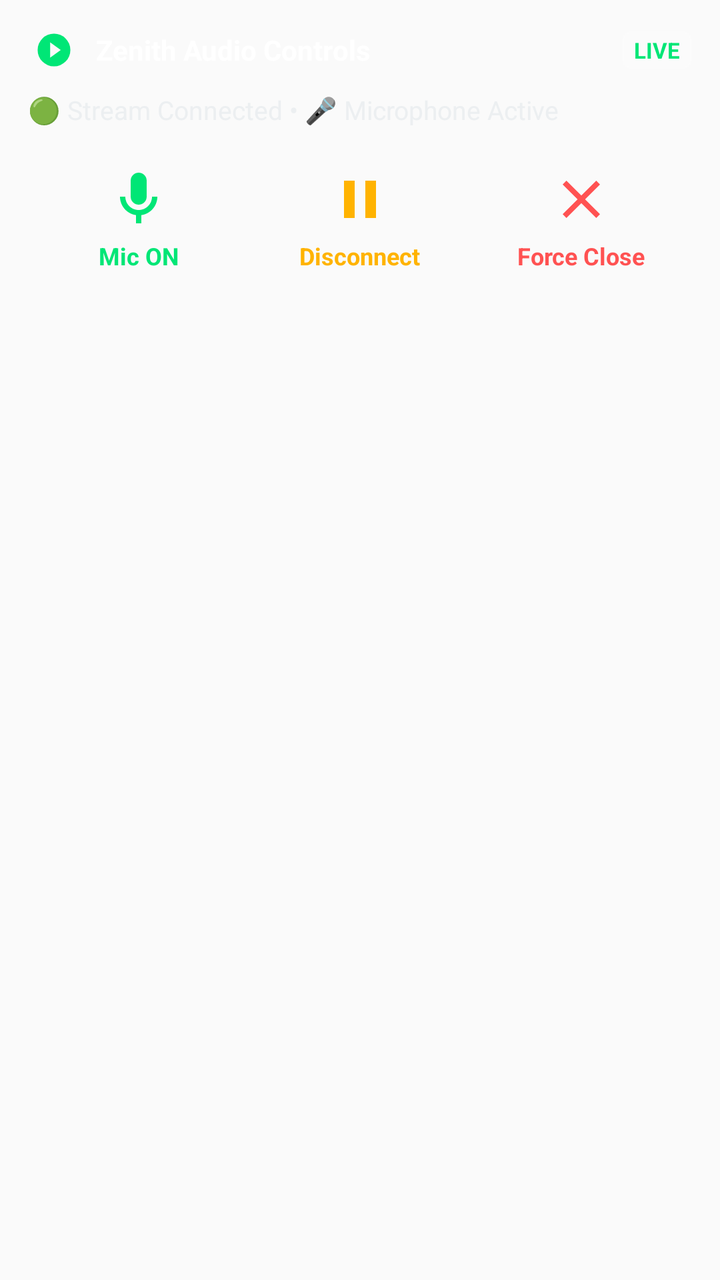
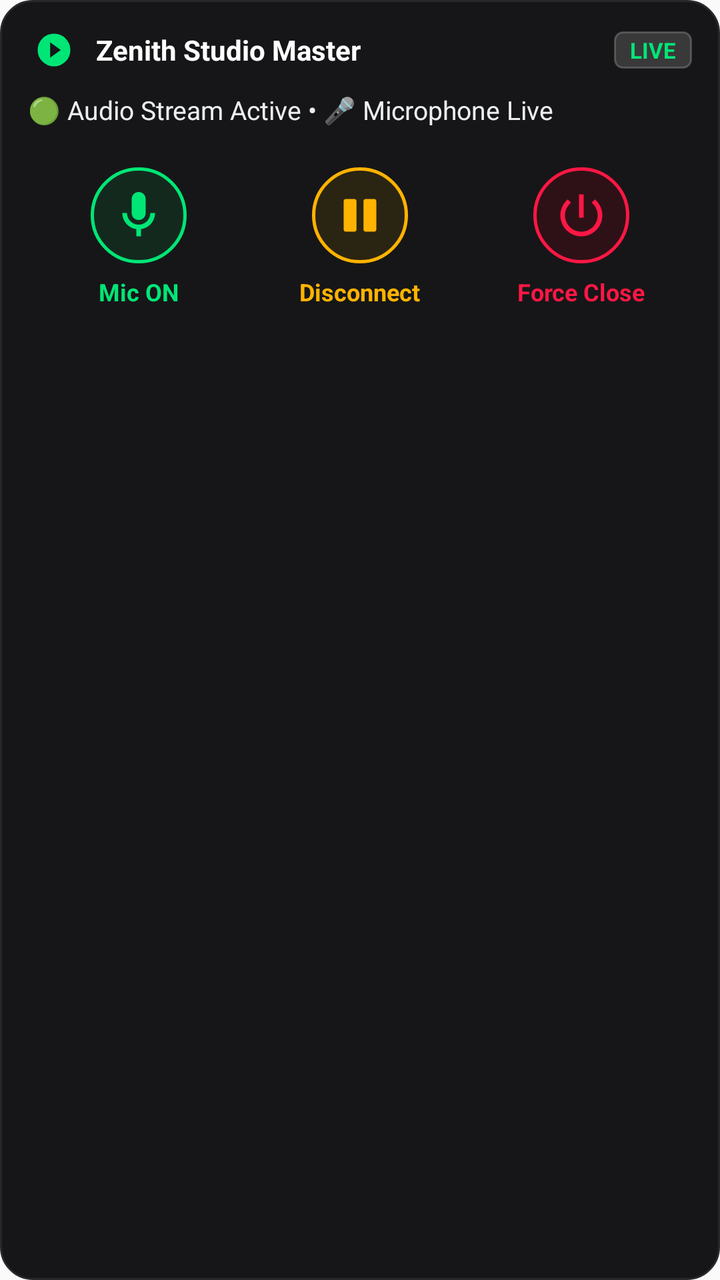

Two renders of the same Android screen: before a commit and after it. Below are the layout's source before the change and the commit's diff.
<!-- AndroidManifest.xml: application theme Theme.ZenithAudio -->
<!-- res/layout/layout_notification_expanded.xml -->
<?xml version="1.0" encoding="utf-8"?>
<LinearLayout xmlns:android="http://schemas.android.com/apk/res/android"
    android:layout_width="match_parent"
    android:layout_height="wrap_content"
    android:orientation="vertical"
    android:paddingStart="14dp"
    android:paddingEnd="14dp"
    android:paddingTop="12dp"
    android:paddingBottom="12dp">

    
    <LinearLayout
        android:layout_width="match_parent"
        android:layout_height="wrap_content"
        android:orientation="horizontal"
        android:gravity="center_vertical">

        <ImageView
            android:id="@+id/notif_exp_app_icon"
            android:layout_width="26dp"
            android:layout_height="26dp"
            android:src="@drawable/ic_launcher_foreground"
            android:contentDescription="Zenith" />

        <TextView
            android:id="@+id/notif_exp_title"
            android:layout_width="0dp"
            android:layout_height="wrap_content"
            android:layout_weight="1"
            android:layout_marginStart="8dp"
            android:text="Zenith Audio Controls"
            android:textColor="#FFFFFF"
            android:textSize="14sp"
            android:textStyle="bold" />

        <TextView
            android:id="@+id/notif_exp_badge"
            android:layout_width="wrap_content"
            android:layout_height="wrap_content"
            android:text="LIVE"
            android:textColor="#00E676"
            android:textSize="11sp"
            android:textStyle="bold"
            android:paddingStart="6dp"
            android:paddingEnd="6dp"
            android:paddingTop="2dp"
            android:paddingBottom="2dp"
            android:background="@drawable/bg_status_badge" />
    </LinearLayout>

    
    <TextView
        android:id="@+id/notif_exp_status"
        android:layout_width="match_parent"
        android:layout_height="wrap_content"
        android:layout_marginTop="8dp"
        android:layout_marginBottom="12dp"
        android:text="🟢 Stream Connected • 🎤 Microphone Active"
        android:textColor="#ECEFF1"
        android:textSize="13sp" />

    
    <LinearLayout
        android:layout_width="match_parent"
        android:layout_height="wrap_content"
        android:orientation="horizontal"
        android:gravity="center">

        
        <LinearLayout
            android:id="@+id/notif_exp_btn_mic"
            android:layout_width="0dp"
            android:layout_height="wrap_content"
            android:layout_weight="1"
            android:orientation="vertical"
            android:gravity="center"
            android:padding="8dp"
            android:background="?android:attr/selectableItemBackground">

            <ImageView
                android:id="@+id/notif_exp_ic_mic"
                android:layout_width="32dp"
                android:layout_height="32dp"
                android:src="@drawable/ic_notif_mic_on"
                android:contentDescription="Mic Status" />

            <TextView
                android:id="@+id/notif_exp_txt_mic"
                android:layout_width="wrap_content"
                android:layout_height="wrap_content"
                android:layout_marginTop="4dp"
                android:text="Mic ON"
                android:textColor="#00E676"
                android:textSize="12sp"
                android:textStyle="bold" />
        </LinearLayout>

        
        <LinearLayout
            android:id="@+id/notif_exp_btn_connect"
            android:layout_width="0dp"
            android:layout_height="wrap_content"
            android:layout_weight="1"
            android:orientation="vertical"
            android:gravity="center"
            android:padding="8dp"
            android:background="?android:attr/selectableItemBackground">

            <ImageView
                android:id="@+id/notif_exp_ic_connect"
                android:layout_width="32dp"
                android:layout_height="32dp"
                android:src="@drawable/ic_notif_disconnect"
                android:contentDescription="Connection Status" />

            <TextView
                android:id="@+id/notif_exp_txt_connect"
                android:layout_width="wrap_content"
                android:layout_height="wrap_content"
                android:layout_marginTop="4dp"
                android:text="Disconnect"
                android:textColor="#FFB300"
                android:textSize="12sp"
                android:textStyle="bold" />
        </LinearLayout>

        
        <LinearLayout
            android:id="@+id/notif_exp_btn_close"
            android:layout_width="0dp"
            android:layout_height="wrap_content"
            android:layout_weight="1"
            android:orientation="vertical"
            android:gravity="center"
            android:padding="8dp"
            android:background="?android:attr/selectableItemBackground">

            <ImageView
                android:id="@+id/notif_exp_ic_close"
                android:layout_width="32dp"
                android:layout_height="32dp"
                android:src="@drawable/ic_notif_stop"
                android:contentDescription="Force Close" />

            <TextView
                android:layout_width="wrap_content"
                android:layout_height="wrap_content"
                android:layout_marginTop="4dp"
                android:text="Force Close"
                android:textColor="#FF5252"
                android:textSize="12sp"
                android:textStyle="bold" />
        </LinearLayout>

    </LinearLayout>

</LinearLayout>
<!-- resources referenced by this layout -->
<resources>
  <!-- drawable bg_status_badge (drawable) -->
  <?xml version="1.0" encoding="utf-8"?>
  <shape xmlns:android="http://schemas.android.com/apk/res/android"
      android:shape="rectangle">
      <corners android:radius="4dp" />
      <solid android:color="#26FFFFFF" />
      <stroke android:width="1dp" android:color="#33FFFFFF" />
  </shape>
  <!-- drawable ic_launcher_foreground (drawable) -->
  <vector xmlns:android="http://schemas.android.com/apk/res/android"
      android:width="108dp"
      android:height="108dp"
      android:viewportWidth="108"
      android:viewportHeight="108">
      <path
          android:fillColor="#00E676"
          android:pathData="M54,20 A34,34 0 0,0 20,54 A34,34 0 0,0 54,88 A34,34 0 0,0 88,54 A34,34 0 0,0 54,20 Z M46,38 L68,54 L46,70 Z" />
  </vector>
  <!-- drawable ic_notif_disconnect (drawable) -->
  <vector xmlns:android="http://schemas.android.com/apk/res/android"
      android:width="24dp"
      android:height="24dp"
      android:viewportWidth="24"
      android:viewportHeight="24">
    <path
        android:fillColor="#FFFFB300"
        android:pathData="M6,19h4V5H6v14zm8,-14v14h4V5h-4z"/>
  </vector>
  <!-- drawable ic_notif_mic_on (drawable) -->
  <vector xmlns:android="http://schemas.android.com/apk/res/android"
      android:width="24dp"
      android:height="24dp"
      android:viewportWidth="24"
      android:viewportHeight="24">
    <path
        android:fillColor="#FF00E676"
        android:pathData="M12,14c1.66,0 3,-1.34 3,-3V5c0,-1.66 -1.34,-3 -3,-3S9,3.34 9,5v6c0,1.66 1.34,3 3,3z"/>
    <path
        android:fillColor="#FF00E676"
        android:pathData="M17,11c0,2.76 -2.24,5 -5,5s-5,-2.24 -5,-5H5c0,3.53 2.61,6.43 6,6.92V21h2v-3.08c3.39,-0.49 6,-3.39 6,-6.92h-2z"/>
  </vector>
  <!-- drawable ic_notif_stop (drawable) -->
  <vector xmlns:android="http://schemas.android.com/apk/res/android"
      android:width="24dp"
      android:height="24dp"
      android:viewportWidth="24"
      android:viewportHeight="24">
    <path
        android:fillColor="#FFFF5252"
        android:pathData="M19,6.41L17.59,5 12,10.59 6.41,5 5,6.41 10.59,12 5,17.59 6.41,19 12,13.41 17.59,19 19,17.59 13.41,12z"/>
  </vector>
  <style name="Theme.ZenithAudio" parent="android:Theme.Material.Light.NoActionBar">
          <item name="android:statusBarColor">#121212</item>
          <item name="android:navigationBarColor">#121212</item>
      </style>
</resources>

<!-- the commit's change to res/layout/layout_notification_expanded.xml (unified diff, before → after) -->
@@ -3,10 +3,11 @@
     android:layout_width="match_parent"
     android:layout_height="wrap_content"
     android:orientation="vertical"
+    android:background="@drawable/bg_notif_card"
     android:paddingStart="14dp"
     android:paddingEnd="14dp"
     android:paddingTop="12dp"
-    android:paddingBottom="12dp">
+    android:paddingBottom="14dp">
 
     
     <LinearLayout
@@ -28,7 +29,7 @@
             android:layout_height="wrap_content"
             android:layout_weight="1"
             android:layout_marginStart="8dp"
-            android:text="Zenith Audio Controls"
+            android:text="Zenith Studio Master"
             android:textColor="#FFFFFF"
             android:textSize="14sp"
             android:textStyle="bold" />
@@ -41,8 +42,8 @@
             android:textColor="#00E676"
             android:textSize="11sp"
             android:textStyle="bold"
-            android:paddingStart="6dp"
-            android:paddingEnd="6dp"
+            android:paddingStart="8dp"
+            android:paddingEnd="8dp"
             android:paddingTop="2dp"
             android:paddingBottom="2dp"
             android:background="@drawable/bg_status_badge" />
@@ -54,8 +55,8 @@
         android:layout_width="match_parent"
         android:layout_height="wrap_content"
         android:layout_marginTop="8dp"
-        android:layout_marginBottom="12dp"
-        android:text="🟢 Stream Connected • 🎤 Microphone Active"
+        android:layout_marginBottom="14dp"
+        android:text="🟢 Audio Stream Active • 🎤 Microphone Live"
         android:textColor="#ECEFF1"
         android:textSize="13sp" />
 
@@ -74,21 +75,24 @@
             android:layout_weight="1"
             android:orientation="vertical"
             android:gravity="center"
-            android:padding="8dp"
+            android:padding="6dp"
             android:background="?android:attr/selectableItemBackground">
 
-            <ImageView
+            <ImageButton
                 android:id="@+id/notif_exp_ic_mic"
-                android:layout_width="32dp"
-                android:layout_height="32dp"
+                android:layout_width="48dp"
+                android:layout_height="48dp"
+                android:background="@drawable/bg_notif_btn_mic_on"
                 android:src="@drawable/ic_notif_mic_on"
+                android:scaleType="fitCenter"
+                android:padding="10dp"
                 android:contentDescription="Mic Status" />
 
             <TextView
                 android:id="@+id/notif_exp_txt_mic"
                 android:layout_width="wrap_content"
                 android:layout_height="wrap_content"
-                android:layout_marginTop="4dp"
+                android:layout_marginTop="6dp"
                 android:text="Mic ON"
                 android:textColor="#00E676"
                 android:textSize="12sp"
@@ -103,21 +107,24 @@
             android:layout_weight="1"
             android:orientation="vertical"
             android:gravity="center"
-            android:padding="8dp"
+            android:padding="6dp"
             android:background="?android:attr/selectableItemBackground">
 
-            <ImageView
+            <ImageButton
                 android:id="@+id/notif_exp_ic_connect"
-                android:layout_width="32dp"
-                android:layout_height="32dp"
+                android:layout_width="48dp"
+                android:layout_height="48dp"
+                android:background="@drawable/bg_notif_btn_stream_on"
                 android:src="@drawable/ic_notif_disconnect"
+                android:scaleType="fitCenter"
+                android:padding="10dp"
                 android:contentDescription="Connection Status" />
 
             <TextView
                 android:id="@+id/notif_exp_txt_connect"
                 android:layout_width="wrap_content"
                 android:layout_height="wrap_content"
-                android:layout_marginTop="4dp"
+                android:layout_marginTop="6dp"
                 android:text="Disconnect"
                 android:textColor="#FFB300"
                 android:textSize="12sp"
@@ -132,22 +139,25 @@
             android:layout_weight="1"
             android:orientation="vertical"
             android:gravity="center"
-            android:padding="8dp"
+            android:padding="6dp"
             android:background="?android:attr/selectableItemBackground">
 
-            <ImageView
+            <ImageButton
                 android:id="@+id/notif_exp_ic_close"
-                android:layout_width="32dp"
-                android:layout_height="32dp"
+                android:layout_width="48dp"
+                android:layout_height="48dp"
+                android:background="@drawable/bg_notif_btn_close"
                 android:src="@drawable/ic_notif_stop"
+                android:scaleType="fitCenter"
+                android:padding="10dp"
                 android:contentDescription="Force Close" />
 
             <TextView
                 android:layout_width="wrap_content"
                 android:layout_height="wrap_content"
-                android:layout_marginTop="4dp"
+                android:layout_marginTop="6dp"
                 android:text="Force Close"
-                android:textColor="#FF5252"
+                android:textColor="#FF1744"
                 android:textSize="12sp"
                 android:textStyle="bold" />
         </LinearLayout>
<!-- resource entries referenced after the edit -->
@@ -1,5 +1,34 @@
 <!-- resources referenced by this layout -->
 <resources>
+  <!-- drawable bg_notif_btn_close (drawable) -->
+  <?xml version="1.0" encoding="utf-8"?>
+  <shape xmlns:android="http://schemas.android.com/apk/res/android"
+      android:shape="oval">
+      <solid android:color="#2E1117" />
+      <stroke android:width="1.5dp" android:color="#FF1744" />
+  </shape>
+  <!-- drawable bg_notif_btn_mic_on (drawable) -->
+  <?xml version="1.0" encoding="utf-8"?>
+  <shape xmlns:android="http://schemas.android.com/apk/res/android"
+      android:shape="oval">
+      <solid android:color="#14291E" />
+      <stroke android:width="1.5dp" android:color="#00E676" />
+  </shape>
+  <!-- drawable bg_notif_btn_stream_on (drawable) -->
+  <?xml version="1.0" encoding="utf-8"?>
+  <shape xmlns:android="http://schemas.android.com/apk/res/android"
+      android:shape="oval">
+      <solid android:color="#2A2412" />
+      <stroke android:width="1.5dp" android:color="#FFB300" />
+  </shape>
+  <!-- drawable bg_notif_card (drawable) -->
+  <?xml version="1.0" encoding="utf-8"?>
+  <shape xmlns:android="http://schemas.android.com/apk/res/android"
+      android:shape="rectangle">
+      <corners android:radius="16dp" />
+      <solid android:color="#161618" />
+      <stroke android:width="1dp" android:color="#28282C" />
+  </shape>
   <!-- drawable bg_status_badge (drawable) -->
   <?xml version="1.0" encoding="utf-8"?>
   <shape xmlns:android="http://schemas.android.com/apk/res/android"
@@ -20,36 +49,36 @@
   </vector>
   <!-- drawable ic_notif_disconnect (drawable) -->
   <vector xmlns:android="http://schemas.android.com/apk/res/android"
-      android:width="24dp"
-      android:height="24dp"
+      android:width="28dp"
+      android:height="28dp"
       android:viewportWidth="24"
       android:viewportHeight="24">
-    <path
-        android:fillColor="#FFFFB300"
-        android:pathData="M6,19h4V5H6v14zm8,-14v14h4V5h-4z"/>
+      <path
+          android:fillColor="#FFB300"
+          android:pathData="M6,19h3.5a1,1 0 0,0 1,-1V6a1,1 0 0,0 -1,-1H6a1,1 0 0,0 -1,1v12a1,1 0 0,0 1,1zm8.5,0h3.5a1,1 0 0,0 1,-1V6a1,1 0 0,0 -1,-1h-3.5a1,1 0 0,0 -1,1v12a1,1 0 0,0 1,1z"/>
   </vector>
   <!-- drawable ic_notif_mic_on (drawable) -->
   <vector xmlns:android="http://schemas.android.com/apk/res/android"
-      android:width="24dp"
-      android:height="24dp"
+      android:width="28dp"
+      android:height="28dp"
       android:viewportWidth="24"
       android:viewportHeight="24">
-    <path
-        android:fillColor="#FF00E676"
-        android:pathData="M12,14c1.66,0 3,-1.34 3,-3V5c0,-1.66 -1.34,-3 -3,-3S9,3.34 9,5v6c0,1.66 1.34,3 3,3z"/>
-    <path
-        android:fillColor="#FF00E676"
-        android:pathData="M17,11c0,2.76 -2.24,5 -5,5s-5,-2.24 -5,-5H5c0,3.53 2.61,6.43 6,6.92V21h2v-3.08c3.39,-0.49 6,-3.39 6,-6.92h-2z"/>
+      <path
+          android:fillColor="#00E676"
+          android:pathData="M12,14c1.66,0 3,-1.34 3,-3V5c0,-1.66 -1.34,-3 -3,-3S9,3.34 9,5v6c0,1.66 1.34,3 3,3z"/>
+      <path
+          android:fillColor="#00E676"
+          android:pathData="M17,11c0,2.76 -2.24,5 -5,5s-5,-2.24 -5,-5H5c0,3.53 2.61,6.43 6,6.92V21h2v-3.08c3.39,-0.49 6,-3.39 6,-6.92h-2z"/>
   </vector>
   <!-- drawable ic_notif_stop (drawable) -->
   <vector xmlns:android="http://schemas.android.com/apk/res/android"
-      android:width="24dp"
-      android:height="24dp"
+      android:width="28dp"
+      android:height="28dp"
       android:viewportWidth="24"
       android:viewportHeight="24">
-    <path
-        android:fillColor="#FFFF5252"
-        android:pathData="M19,6.41L17.59,5 12,10.59 6.41,5 5,6.41 10.59,12 5,17.59 6.41,19 12,13.41 17.59,19 19,17.59 13.41,12z"/>
+      <path
+          android:fillColor="#FF1744"
+          android:pathData="M13,3h-2v10h2V3zm4.83,2.17l-1.42,1.42C17.99,7.86 19,9.81 19,12c0,3.87 -3.13,7 -7,7s-7,-3.13 -7,-7c0,-2.19 1.01,-4.14 2.58,-5.42L6.17,5.17C4.23,6.82 3,9.26 3,12c0,4.97 4.03,9 9,9s9,-4.03 9,-9c0,-2.74 -1.23,-5.18 -3.17,-6.83z"/>
   </vector>
   <style name="Theme.ZenithAudio" parent="android:Theme.Material.Light.NoActionBar">
           <item name="android:statusBarColor">#121212</item>
